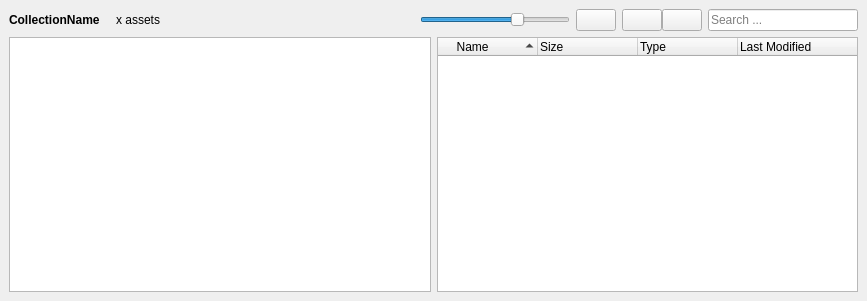
Above: python/junkbox/ui/assetviewwidget.ui from digitalgraphics/junkbox before the change. Below: the same form after it.
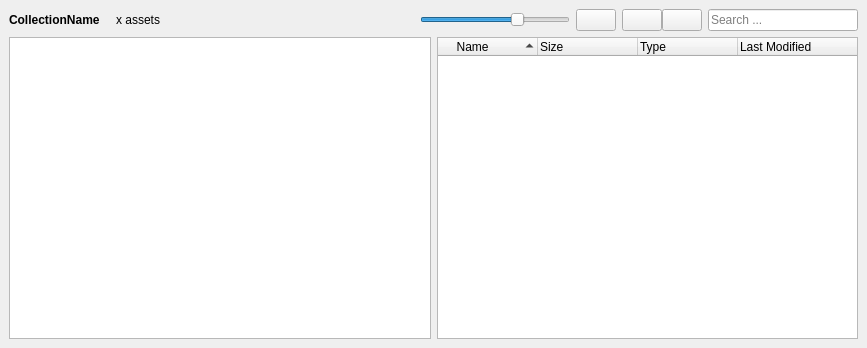
That is the form after the change. Icons and pictures are not drawn. Custom widgets are drawn as their Qt base class.

What changed in the file:
```diff
--- a/python/junkbox/ui/assetviewwidget.ui
+++ b/python/junkbox/ui/assetviewwidget.ui
@@ -7,7 +7,7 @@
     <x>0</x>
     <y>0</y>
     <width>867</width>
-    <height>301</height>
+    <height>348</height>
    </rect>
   </property>
   <property name="windowTitle">
```
Left out of the diff: 4 changed lines with no effect on the pictures.
